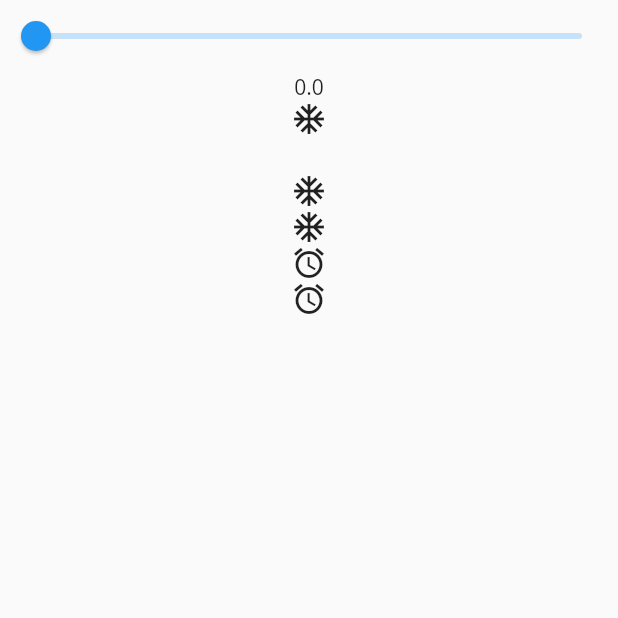
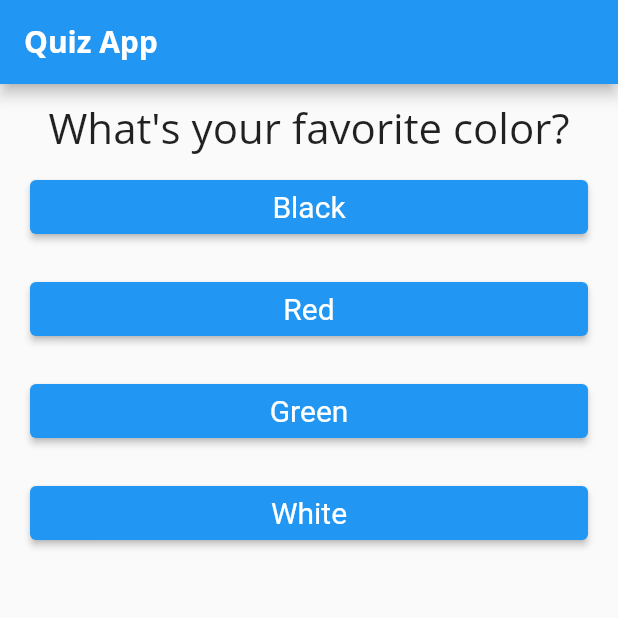
Before and after one commit to yaseen1998/flutterudemy, a Flutter app: the screen it shows after launch, on a phone screen of 412 x 824 dp, the top half of it. Run offline on Flutter 3.47's test engine with Material 2 defaults, Android fonts, the light colour scheme and no system bars.

Commit message:
AppQuiz First

```diff
--- /dev/null
+++ b/lib/QuizApp/answer.dart
@@ -0,0 +1,25 @@
+import 'package:flutter/material.dart';
+
+class Answer extends StatelessWidget {
+  final String answerText;
+  final Function selectHandler;
+   const Answer({super.key, required this.answerText, required this.selectHandler});
+
+  @override
+  Widget build(BuildContext context) {
+    return Container(
+      width: double.infinity,
+      margin: const EdgeInsets.all(10),
+      child: ElevatedButton(
+        onPressed: () => selectHandler(),
+        style: ButtonStyle(
+          backgroundColor: MaterialStateProperty.all(Colors.blue),
+          textStyle: MaterialStateProperty.all(const TextStyle(
+            color: Colors.white,
+          )),
+        ),
+        child:  Text(answerText, style: const TextStyle(fontSize: 20)),
+      ),
+    );
+  }
+}
--- /dev/null
+++ b/lib/QuizApp/question.dart
@@ -0,0 +1,15 @@
+import 'package:flutter/material.dart';
+
+class Question extends StatelessWidget {
+  final String questions;
+  Question({
+    super.key,
+    required this.questions,
+  });
+
+  @override
+  Widget build(BuildContext context) {
+    return Text(questions,
+        style: const TextStyle(fontSize: 28), textAlign: TextAlign.center);
+  }
+}
--- /dev/null
+++ b/lib/QuizApp/quiz.dart
@@ -0,0 +1,24 @@
+import 'package:flutter/material.dart';
+import 'package:udemy_flutter/QuizApp/answer.dart';
+import 'package:udemy_flutter/QuizApp/question.dart';
+
+class Quiz extends StatelessWidget {
+  final List<Map<String, dynamic>> questions;
+  final int questionIndex;
+  final Function answerQuestion;
+  const Quiz({super.key, required this.questions, required this.questionIndex, required this.answerQuestion});
+
+  @override
+  Widget build(BuildContext context) {
+    return Column(
+          children: [
+            Question(questions: questions[questionIndex]['questionText']),
+            ...questions[questionIndex]['answers']
+                .map((answer) =>
+                    Answer(answerText: answer, selectHandler: answerQuestion))
+                .toList(),
+          ],
+        );
+
+  }
+}
--- /dev/null
+++ b/lib/QuizApp/quizapp.dart
@@ -0,0 +1,57 @@
+import 'package:flutter/material.dart';
+import 'package:udemy_flutter/QuizApp/quiz.dart';
+import 'package:udemy_flutter/QuizApp/result.dart';
+
+class QuizApp extends StatefulWidget {
+  const QuizApp({super.key});
+
+  @override
+  State<QuizApp> createState() => _QuizAppState();
+}
+
+class _QuizAppState extends State<QuizApp> {
+  final List<Map<String, dynamic>> questions = [
+    {
+      'questionText': 'What\'s your favorite color?',
+      'answers': ['Black', 'Red', 'Green', 'White']
+    },
+    {
+      'questionText': 'What\'s your favorite animal?',
+      'answers': ['Rabbit', 'Snake', 'Elephant', 'Lion']
+    },
+    {
+      'questionText': 'Who\'s your favorite instructor?',
+      'answers': ['Hassan', 'Ramaz', 'Mick', 'Max']
+    },
+  ];
+  int questionIndex = 0;
+  void answerQuestion() {
+    setState(() {
+      questionIndex++;
+    });
+  }
+  void restartQuiz() {
+    setState(() {
+      questionIndex = 0;
+    });
+  }
+
+  @override
+  Widget build(BuildContext context) {
+    return Scaffold(
+      appBar: AppBar(
+        title: const Text('Quiz App'),
+      ),
+      body: Container(
+        width: double.infinity,
+        margin: const EdgeInsets.all(10),
+        child: questionIndex < questions.length
+            ? Quiz(
+                questions: questions,
+                questionIndex: questionIndex,
+                answerQuestion: answerQuestion)
+            : Result(restartQuiz:restartQuiz)
+      ),
+    );
+  }
+}
--- /dev/null
+++ b/lib/QuizApp/result.dart
@@ -0,0 +1,23 @@
+import 'package:flutter/material.dart';
+
+class Result extends StatelessWidget {
+  final Function restartQuiz;
+  const Result({super.key, required this.restartQuiz});
+
+  @override
+  Widget build(BuildContext context) {
+    return Column(
+      children:  [
+        const Center(
+          child: Text('You did it!',
+              style: TextStyle(fontSize: 28, fontWeight: FontWeight.bold)),
+        ),
+        TextButton(
+          onPressed: () => restartQuiz(),
+          child: const Text('Restart Quiz',
+              style: TextStyle(fontSize: 18, color: Colors.blue)),
+        ),
+      ],
+    );
+  }
+}
--- a/lib/main.dart
+++ b/lib/main.dart
@@ -5,6 +5,7 @@ import 'package:udemy_flutter/LessonOne.dart';
 import 'package:udemy_flutter/LessonThree.dart';
 import 'package:udemy_flutter/LessonTwo.dart';
 import 'package:udemy_flutter/NavigatorLesson.dart';
+import 'package:udemy_flutter/QuizApp/quizapp.dart';
 import 'package:udemy_flutter/SliderLesson.dart';
 import 'package:udemy_flutter/Stack.dart';
 import 'package:udemy_flutter/TabBarBottom.dart';
@@ -20,7 +21,7 @@ class NewMain extends StatelessWidget {
   @override
   Widget build(BuildContext context) {
     return MaterialApp(
-      initialRoute: 'SliderLesson',
+      initialRoute: 'QuizApp',
       routes: {
         '': (context) => const LessonOne(),
         'lessonTwo': (context) => const LessonTwo(),
@@ -31,6 +32,7 @@ class NewMain extends StatelessWidget {
         'tabBar': (context) => const TabBarLesson(),
         'tabBarBottom': (context) =>  TabBarBottom(),
         'SliderLesson': (context) =>  SliderLesson(),
+        'QuizApp': (context) =>  QuizApp(),
       },
       theme: ThemeData(
         primarySwatch: Colors.teal,
```
